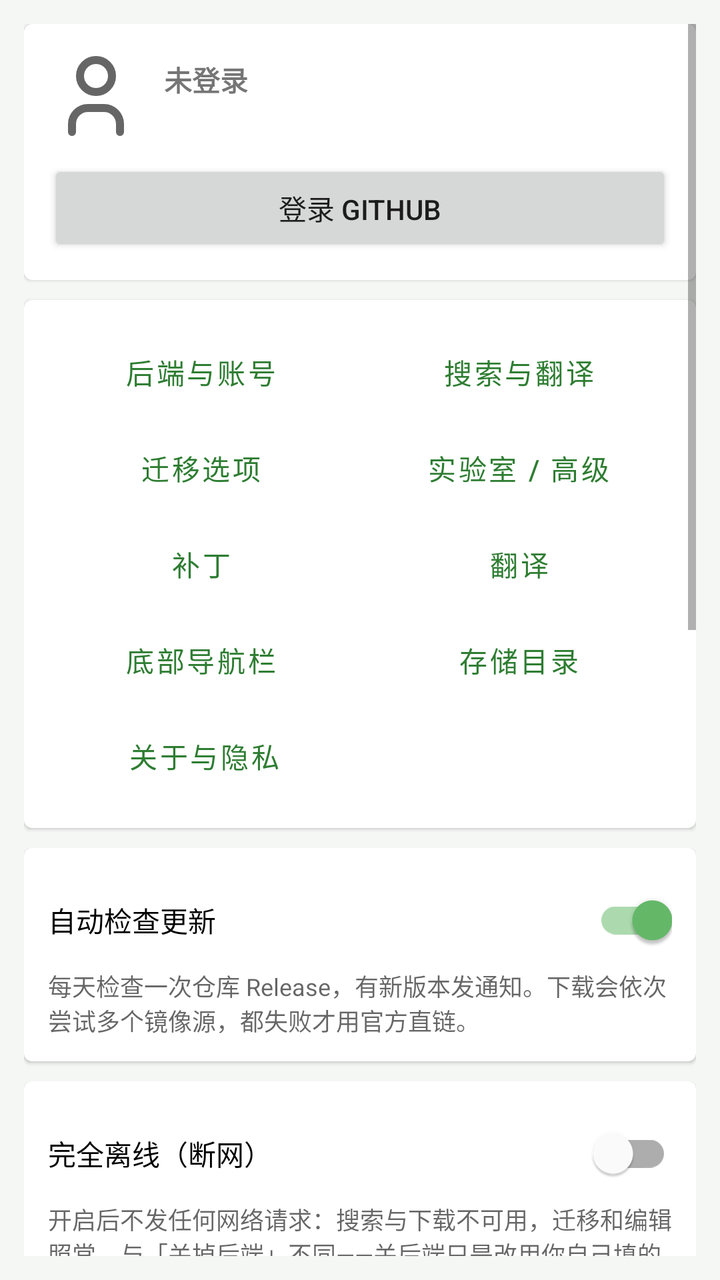
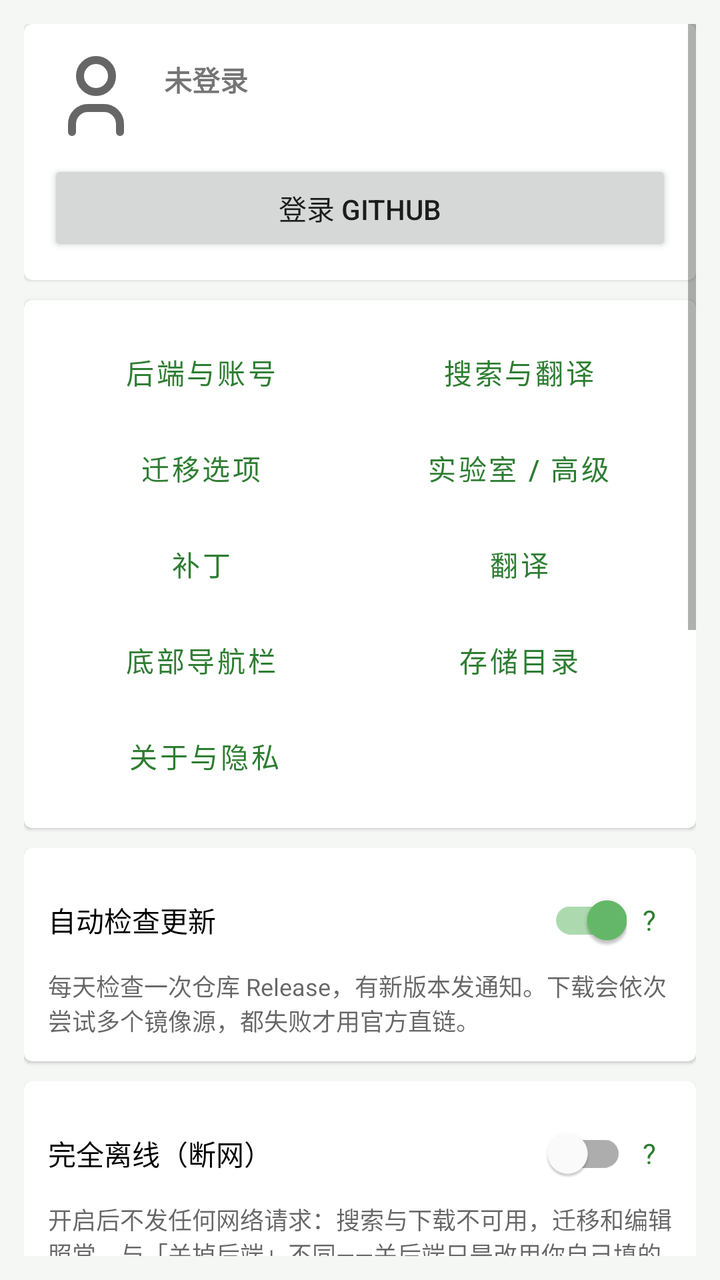

The first picture is an Android layout as it rendered before a commit; the second is the same layout after the commit. The layout source and the unified diff follow.
<!-- AndroidManifest.xml: application theme Theme.ModMigrator -->
<!-- res/layout/fragment_settings_main.xml -->
<?xml version="1.0" encoding="utf-8"?>
<ScrollView xmlns:android="http://schemas.android.com/apk/res/android"
    android:layout_width="match_parent"
    android:layout_height="match_parent"
    android:padding="12dp">

    <LinearLayout
        android:layout_width="match_parent"
        android:layout_height="wrap_content"
        android:orientation="vertical">

        
        <com.google.android.material.card.MaterialCardView
            android:layout_width="match_parent"
            android:layout_height="wrap_content"
            android:layout_marginBottom="10dp">

            <LinearLayout
                android:layout_width="match_parent"
                android:layout_height="wrap_content"
                android:orientation="vertical"
                android:padding="12dp">

                <LinearLayout
                    android:id="@+id/rowAccount"
                    android:layout_width="match_parent"
                    android:layout_height="wrap_content"
                    android:gravity="center_vertical"
                    android:orientation="horizontal"
                    android:paddingBottom="8dp">

                    <ImageView
                        android:id="@+id/ivAvatar"
                        android:layout_width="48dp"
                        android:layout_height="48dp"
                        android:contentDescription="@string/app_name"
                        android:src="@drawable/ti_user" />

                    <LinearLayout
                        android:layout_width="0dp"
                        android:layout_height="wrap_content"
                        android:layout_marginStart="10dp"
                        android:layout_weight="1"
                        android:orientation="vertical">

                        <TextView
                            android:id="@+id/tvAccount"
                            android:layout_width="match_parent"
                            android:layout_height="wrap_content"
                            android:text="@string/account_not_login"
                            android:textStyle="bold" />

                        <TextView
                            android:id="@+id/tvConnState"
                            android:layout_width="match_parent"
                            android:layout_height="wrap_content"
                            android:textColor="@color/textSecondary"
                            android:textSize="12sp" />
                    </LinearLayout>
                </LinearLayout>

                <Button
                    android:id="@+id/btnAccount"
                    android:layout_width="match_parent"
                    android:layout_height="wrap_content"
                    android:text="@string/account_login" />
            </LinearLayout>
        </com.google.android.material.card.MaterialCardView>

        
        <com.google.android.material.card.MaterialCardView
            android:layout_width="match_parent"
            android:layout_height="wrap_content"
            android:layout_marginBottom="10dp">

            <LinearLayout
                android:layout_width="match_parent"
                android:layout_height="wrap_content"
                android:orientation="vertical"
                android:padding="12dp">

                <LinearLayout
                    android:layout_width="match_parent"
                    android:layout_height="wrap_content"
                    android:orientation="horizontal">

                    <Button
                        android:id="@+id/btnGoBackend"
                        style="@style/AppButtonOutlined"
                        android:layout_width="0dp"
                        android:layout_height="wrap_content"
                        android:layout_weight="1"
                        android:text="@string/menu_backend" />

                    <Button
                        android:id="@+id/btnGoSearch"
                        style="@style/AppButtonOutlined"
                        android:layout_width="0dp"
                        android:layout_height="wrap_content"
                        android:layout_marginStart="6dp"
                        android:layout_weight="1"
                        android:text="@string/menu_search" />
                </LinearLayout>

                <LinearLayout
                    android:layout_width="match_parent"
                    android:layout_height="wrap_content"
                    android:orientation="horizontal">

                    <Button
                        android:id="@+id/btnGoMigrate"
                        style="@style/AppButtonOutlined"
                        android:layout_width="0dp"
                        android:layout_height="wrap_content"
                        android:layout_weight="1"
                        android:text="@string/menu_migrate" />

                    <Button
                        android:id="@+id/btnGoLab"
                        style="@style/AppButtonOutlined"
                        android:layout_width="0dp"
                        android:layout_height="wrap_content"
                        android:layout_marginStart="6dp"
                        android:layout_weight="1"
                        android:text="@string/menu_lab" />
                </LinearLayout>

                <LinearLayout
                    android:layout_width="match_parent"
                    android:layout_height="wrap_content"
                    android:orientation="horizontal">

                    <Button
                        android:id="@+id/btnGoPatch"
                        style="@style/AppButtonOutlined"
                        android:layout_width="0dp"
                        android:layout_height="wrap_content"
                        android:layout_weight="1"
                        android:text="@string/menu_patch" />

                    <Button
                        android:id="@+id/btnGoTranslate"
                        style="@style/AppButtonOutlined"
                        android:layout_width="0dp"
                        android:layout_height="wrap_content"
                        android:layout_marginStart="6dp"
                        android:layout_weight="1"
                        android:text="@string/menu_translate" />
                </LinearLayout>

                <LinearLayout
                    android:layout_width="match_parent"
                    android:layout_height="wrap_content"
                    android:orientation="horizontal">

                    <Button
                        android:id="@+id/btnGoNav"
                        style="@style/AppButtonOutlined"
                        android:layout_width="0dp"
                        android:layout_height="wrap_content"
                        android:layout_weight="1"
                        android:text="@string/menu_nav" />

                    <Button
                        android:id="@+id/btnGoStorage"
                        style="@style/AppButtonOutlined"
                        android:layout_width="0dp"
                        android:layout_height="wrap_content"
                        android:layout_marginStart="6dp"
                        android:layout_weight="1"
                        android:text="@string/menu_storage" />
                </LinearLayout>

                <LinearLayout
                    android:layout_width="match_parent"
                    android:layout_height="wrap_content"
                    android:orientation="horizontal">

                    <Button
                        android:id="@+id/btnGoAbout"
                        style="@style/AppButtonOutlined"
                        android:layout_width="0dp"
                        android:layout_height="wrap_content"
                        android:layout_weight="1"
                        android:text="@string/menu_about" />

                    
                    <Space
                        android:layout_width="0dp"
                        android:layout_height="wrap_content"
                        android:layout_weight="1" />
                </LinearLayout>
            </LinearLayout>
        </com.google.android.material.card.MaterialCardView>

        
        <com.google.android.material.card.MaterialCardView
            android:layout_width="match_parent"
            android:layout_height="wrap_content"
            android:layout_marginBottom="10dp">

            <LinearLayout
                android:layout_width="match_parent"
                android:layout_height="wrap_content"
                android:orientation="vertical"
                android:padding="12dp">

                <com.google.android.material.switchmaterial.SwitchMaterial
                    android:id="@+id/swUpdate"
                    android:layout_width="match_parent"
                    android:layout_height="wrap_content"
                    android:checked="true"
                    android:text="@string/cfg_update" />

                <TextView
                    android:layout_width="match_parent"
                    android:layout_height="wrap_content"
                    android:text="@string/cfg_update_hint"
                    android:textColor="@color/textSecondary"
                    android:textSize="12sp" />
            </LinearLayout>
        </com.google.android.material.card.MaterialCardView>

        
        <com.google.android.material.card.MaterialCardView
            android:layout_width="match_parent"
            android:layout_height="wrap_content"
            android:layout_marginBottom="10dp">

            <LinearLayout
                android:layout_width="match_parent"
                android:layout_height="wrap_content"
                android:orientation="vertical"
                android:padding="12dp">

                <com.google.android.material.switchmaterial.SwitchMaterial
                    android:id="@+id/swOffline"
                    android:layout_width="match_parent"
                    android:layout_height="wrap_content"
                    android:text="@string/cfg_offline" />

                <TextView
                    android:layout_width="match_parent"
                    android:layout_height="wrap_content"
                    android:text="@string/cfg_offline_hint"
                    android:textColor="@color/textSecondary"
                    android:textSize="12sp" />

                <TextView
                    android:id="@+id/tvOfflineParts"
                    android:layout_width="match_parent"
                    android:layout_height="wrap_content"
                    android:layout_marginTop="12dp"
                    android:text="单独关闭某一项的联网"
                    android:textSize="13sp"
                    android:textStyle="bold" />

                
                <LinearLayout
                    android:layout_width="match_parent"
                    android:layout_height="wrap_content"
                    android:orientation="vertical"
                    android:paddingStart="12dp">

                    <com.google.android.material.switchmaterial.SwitchMaterial
                        android:id="@+id/swOfflineSearch"
                        android:layout_width="match_parent"
                        android:layout_height="wrap_content"
                        android:text="商店搜索与推荐" />

                    <com.google.android.material.switchmaterial.SwitchMaterial
                        android:id="@+id/swOfflineTranslate"
                        android:layout_width="match_parent"
                        android:layout_height="wrap_content"
                        android:text="在线翻译（关掉后只用本地词典）" />

                    <com.google.android.material.switchmaterial.SwitchMaterial
                        android:id="@+id/swOfflineFeed"
                        android:layout_width="match_parent"
                        android:layout_height="wrap_content"
                        android:text="资讯抓取" />

                    <com.google.android.material.switchmaterial.SwitchMaterial
                        android:id="@+id/swOfflineUpdate"
                        android:layout_width="match_parent"
                        android:layout_height="wrap_content"
                        android:text="更新检查" />

                    <com.google.android.material.switchmaterial.SwitchMaterial
                        android:id="@+id/swOfflineAnnounce"
                        android:layout_width="match_parent"
                        android:layout_height="wrap_content"
                        android:text="公告拉取" />
                </LinearLayout>

                <TextView
                    android:layout_width="match_parent"
                    android:layout_height="wrap_content"
                    android:paddingTop="4dp"
                    android:text="上面的总开关打开时，所有联网一律关闭，分项不再单独判断。"
                    android:textColor="@color/textSecondary"
                    android:textSize="12sp" />
            </LinearLayout>
        </com.google.android.material.card.MaterialCardView>

        <com.google.android.material.card.MaterialCardView
            android:layout_width="match_parent"
            android:layout_height="wrap_content"
            android:layout_marginBottom="12dp">

            <LinearLayout
                android:layout_width="match_parent"
                android:layout_height="wrap_content"
                android:orientation="vertical"
                android:padding="12dp">

                <TextView
                    android:layout_width="wrap_content"
                    android:layout_height="wrap_content"
                    android:text="@string/mode_title"
                    android:textStyle="bold" />

                <RadioGroup
                    android:id="@+id/rgMode"
                    android:layout_width="match_parent"
                    android:layout_height="wrap_content"
                    android:layout_marginTop="6dp">

                    <RadioButton
                        android:id="@+id/rbModeClient"
                        android:layout_width="match_parent"
                        android:layout_height="wrap_content"
                        android:text="@string/mode_client" />

                    <RadioButton
                        android:id="@+id/rbModeServer"
                        android:layout_width="match_parent"
                        android:layout_height="wrap_content"
                        android:text="@string/mode_server" />
                </RadioGroup>

                <TextView
                    android:layout_width="match_parent"
                    android:layout_height="wrap_content"
                    android:layout_marginTop="4dp"
                    android:text="@string/mode_client_hint"
                    android:textColor="@color/textSecondary"
                    android:textSize="12sp" />
            </LinearLayout>
        </com.google.android.material.card.MaterialCardView>

        
        <com.google.android.material.card.MaterialCardView
            android:layout_width="match_parent"
            android:layout_height="wrap_content"
            android:layout_marginBottom="12dp">

            <LinearLayout
                android:layout_width="match_parent"
                android:layout_height="wrap_content"
                android:orientation="vertical"
                android:padding="12dp">

                <com.google.android.material.switchmaterial.SwitchMaterial
                    android:id="@+id/swExtraLoaders"
                    android:layout_width="match_parent"
                    android:layout_height="wrap_content"
                    android:text="在加载器分类里显示手机不支持的加载器" />

                <TextView
                    android:layout_width="match_parent"
                    android:layout_height="wrap_content"
                    android:text="如 Cleanroom / LiteLoader / Rift / Risugami / BTA。默认关闭：这些大多停在 1.12.2 及更早或已停更，手机上装了也跑不起来。开启后仅用于识别已有模组，不代表能运行。"
                    android:textColor="@color/textSecondary"
                    android:textSize="12sp" />
            </LinearLayout>
        </com.google.android.material.card.MaterialCardView>
    </LinearLayout>
</ScrollView>
<!-- resources referenced by this layout -->
<resources>
  <color name="textSecondary">#99000000</color>
  <!-- drawable ti_user (drawable) -->
  <?xml version="1.0" encoding="utf-8"?>
  <vector xmlns:android="http://schemas.android.com/apk/res/android"
      android:width="24dp" android:height="24dp"
      android:viewportWidth="24" android:viewportHeight="24"
      android:tint="?attr/colorControlNormal">
      <path
          android:fillColor="@android:color/transparent"
          android:pathData="M8 7a4 4 0 1 0 8 0a4 4 0 0 0 -8 0"
          android:strokeColor="@android:color/white"
          android:strokeWidth="2"
          android:strokeLineCap="round"
          android:strokeLineJoin="round" />
      <path
          android:fillColor="@android:color/transparent"
          android:pathData="M6 21v-2a4 4 0 0 1 4 -4h4a4 4 0 0 1 4 4v2"
          android:strokeColor="@android:color/white"
          android:strokeWidth="2"
          android:strokeLineCap="round"
          android:strokeLineJoin="round" />
  </vector>
  <string name="account_login">登录 GitHub</string>
  <string name="account_not_login">未登录</string>
  <string name="app_name">模组迁移助手</string>
  <string name="cfg_offline">完全离线（断网）</string>
  <string name="cfg_offline_hint">开启后不发任何网络请求：搜索与下载不可用，迁移和编辑照常。与「关掉后端」不同——关后端只是改用你自己填的 Key 直连，仍然联网。</string>
  <string name="cfg_update">自动检查更新</string>
  <string name="cfg_update_hint">每天检查一次仓库 Release，有新版本发通知。下载会依次尝试多个镜像源，都失败才用官方直链。</string>
  <string name="menu_about">关于与隐私</string>
  <string name="menu_backend">后端与账号</string>
  <string name="menu_lab">实验室 / 高级</string>
  <string name="menu_migrate">迁移选项</string>
  <string name="menu_nav">底部导航栏</string>
  <string name="menu_patch">补丁</string>
  <string name="menu_search">搜索与翻译</string>
  <string name="menu_storage">存储目录</string>
  <string name="menu_translate">翻译</string>
  <string name="mode_client">客户端迁移</string>
  <string name="mode_client_hint">从手机上的游戏目录取模组和配置。</string>
  <string name="mode_server">服务器端迁移</string>
  <string name="mode_title">迁移模式</string>
  <style name="AppButtonOutlined" parent="Widget.MaterialComponents.Button.OutlinedButton">
          <item name="strokeColor">?attr/colorPrimary</item>
          <item name="android:textColor">?attr/colorPrimary</item>
          <item name="iconTint">?attr/colorPrimary</item>
          <item name="rippleColor">?attr/colorPrimary</item>
      </style>
  <style name="Theme.ModMigrator" parent="Theme.MaterialComponents.DayNight.NoActionBar">
          <item name="colorPrimary">@color/primary</item>
          <item name="colorPrimaryDark">@color/primaryDark</item>
          <item name="colorAccent">@color/accent</item>
          <item name="android:windowBackground">@color/bg</item>
          <item name="android:statusBarColor">@color/primaryDark</item>
          <item name="preferenceTheme">@style/PreferenceThemeOverlay</item>
          
          <item name="materialButtonStyle">@style/AppButton</item>
          
          <item name="materialButtonOutlinedStyle">@style/AppButtonOutlined</item>
          
          <item name="materialAlertDialogTheme">@style/AppAlertDialog</item>
          <item name="alertDialogTheme">@style/AppAlertDialog</item>
      </style>
  <color name="primary">#FF2E7D32</color>
  <color name="primaryDark">#FF1B5E20</color>
  <color name="accent">#FF66BB6A</color>
  <color name="bg">#FFF5F7F5</color>
  <style name="AppButton" parent="Widget.MaterialComponents.Button">
          <item name="backgroundTint">?attr/colorPrimary</item>
          <item name="android:textColor">@android:color/white</item>
          <item name="rippleColor">?attr/colorPrimary</item>
      </style>
  <style name="AppAlertDialog" parent="ThemeOverlay.MaterialComponents.Dialog.Alert">
          <item name="windowMinWidthMajor">96%</item>
          <item name="windowMinWidthMinor">96%</item>
          <item name="android:windowMinWidthMajor">96%</item>
          <item name="android:windowMinWidthMinor">96%</item>
      </style>
</resources>

<!-- the commit's change to res/layout/fragment_settings_main.xml (unified diff, before → after) -->
@@ -205,16 +205,37 @@
                 android:orientation="vertical"
                 android:padding="12dp">
 
-                <com.google.android.material.switchmaterial.SwitchMaterial
-                    android:id="@+id/swUpdate"
-                    android:layout_width="match_parent"
-                    android:layout_height="wrap_content"
-                    android:checked="true"
-                    android:text="@string/cfg_update" />
-
-                <TextView
-                    android:layout_width="match_parent"
-                    android:layout_height="wrap_content"
+                <LinearLayout
+                    android:layout_width="match_parent"
+                    android:layout_height="wrap_content"
+                    android:gravity="center_vertical"
+                    android:orientation="horizontal">
+
+                    <com.google.android.material.switchmaterial.SwitchMaterial
+                        android:id="@+id/swUpdate"
+                        android:layout_width="0dp"
+                        android:layout_height="wrap_content"
+                        android:layout_weight="1"
+                        android:checked="true"
+                        android:text="@string/cfg_update" />
+
+                    <TextView
+                        android:layout_width="wrap_content"
+                        android:layout_height="wrap_content"
+                        android:background="?attr/selectableItemBackground"
+                        android:clickable="true"
+                        android:focusable="true"
+                        android:paddingStart="8dp"
+                        android:paddingEnd="8dp"
+                        android:tag="hintbtn"
+                        android:text="?"
+                        android:textColor="?attr/colorPrimary" />
+                </LinearLayout>
+
+                <TextView
+                    android:layout_width="match_parent"
+                    android:layout_height="wrap_content"
+                    android:tag="hint"
                     android:text="@string/cfg_update_hint"
                     android:textColor="@color/textSecondary"
                     android:textSize="12sp" />
@@ -233,15 +254,36 @@
                 android:orientation="vertical"
                 android:padding="12dp">
 
-                <com.google.android.material.switchmaterial.SwitchMaterial
-                    android:id="@+id/swOffline"
-                    android:layout_width="match_parent"
-                    android:layout_height="wrap_content"
-                    android:text="@string/cfg_offline" />
-
-                <TextView
-                    android:layout_width="match_parent"
-                    android:layout_height="wrap_content"
+                <LinearLayout
+                    android:layout_width="match_parent"
+                    android:layout_height="wrap_content"
+                    android:gravity="center_vertical"
+                    android:orientation="horizontal">
+
+                    <com.google.android.material.switchmaterial.SwitchMaterial
+                        android:id="@+id/swOffline"
+                        android:layout_width="0dp"
+                        android:layout_height="wrap_content"
+                        android:layout_weight="1"
+                        android:text="@string/cfg_offline" />
+
+                    <TextView
+                        android:layout_width="wrap_content"
+                        android:layout_height="wrap_content"
+                        android:background="?attr/selectableItemBackground"
+                        android:clickable="true"
+                        android:focusable="true"
+                        android:paddingStart="8dp"
+                        android:paddingEnd="8dp"
+                        android:tag="hintbtn"
+                        android:text="?"
+                        android:textColor="?attr/colorPrimary" />
+                </LinearLayout>
+
+                <TextView
+                    android:layout_width="match_parent"
+                    android:layout_height="wrap_content"
+                    android:tag="hint"
                     android:text="@string/cfg_offline_hint"
                     android:textColor="@color/textSecondary"
                     android:textSize="12sp" />
@@ -297,6 +339,7 @@
                     android:layout_width="match_parent"
                     android:layout_height="wrap_content"
                     android:paddingTop="4dp"
+                    android:tag="hint"
                     android:text="上面的总开关打开时，所有联网一律关闭，分项不再单独判断。"
                     android:textColor="@color/textSecondary"
                     android:textSize="12sp" />
@@ -361,15 +404,36 @@
                 android:orientation="vertical"
                 android:padding="12dp">
 
-                <com.google.android.material.switchmaterial.SwitchMaterial
-                    android:id="@+id/swExtraLoaders"
-                    android:layout_width="match_parent"
-                    android:layout_height="wrap_content"
-                    android:text="在加载器分类里显示手机不支持的加载器" />
-
-                <TextView
-                    android:layout_width="match_parent"
-                    android:layout_height="wrap_content"
+                <LinearLayout
+                    android:layout_width="match_parent"
+                    android:layout_height="wrap_content"
+                    android:gravity="center_vertical"
+                    android:orientation="horizontal">
+
+                    <com.google.android.material.switchmaterial.SwitchMaterial
+                        android:id="@+id/swExtraLoaders"
+                        android:layout_width="0dp"
+                        android:layout_height="wrap_content"
+                        android:layout_weight="1"
+                        android:text="在加载器分类里显示手机不支持的加载器" />
+
+                    <TextView
+                        android:layout_width="wrap_content"
+                        android:layout_height="wrap_content"
+                        android:background="?attr/selectableItemBackground"
+                        android:clickable="true"
+                        android:focusable="true"
+                        android:paddingStart="8dp"
+                        android:paddingEnd="8dp"
+                        android:tag="hintbtn"
+                        android:text="?"
+                        android:textColor="?attr/colorPrimary" />
+                </LinearLayout>
+
+                <TextView
+                    android:layout_width="match_parent"
+                    android:layout_height="wrap_content"
+                    android:tag="hint"
                     android:text="如 Cleanroom / LiteLoader / Rift / Risugami / BTA。默认关闭：这些大多停在 1.12.2 及更早或已停更，手机上装了也跑不起来。开启后仅用于识别已有模组，不代表能运行。"
                     android:textColor="@color/textSecondary"
                     android:textSize="12sp" />
